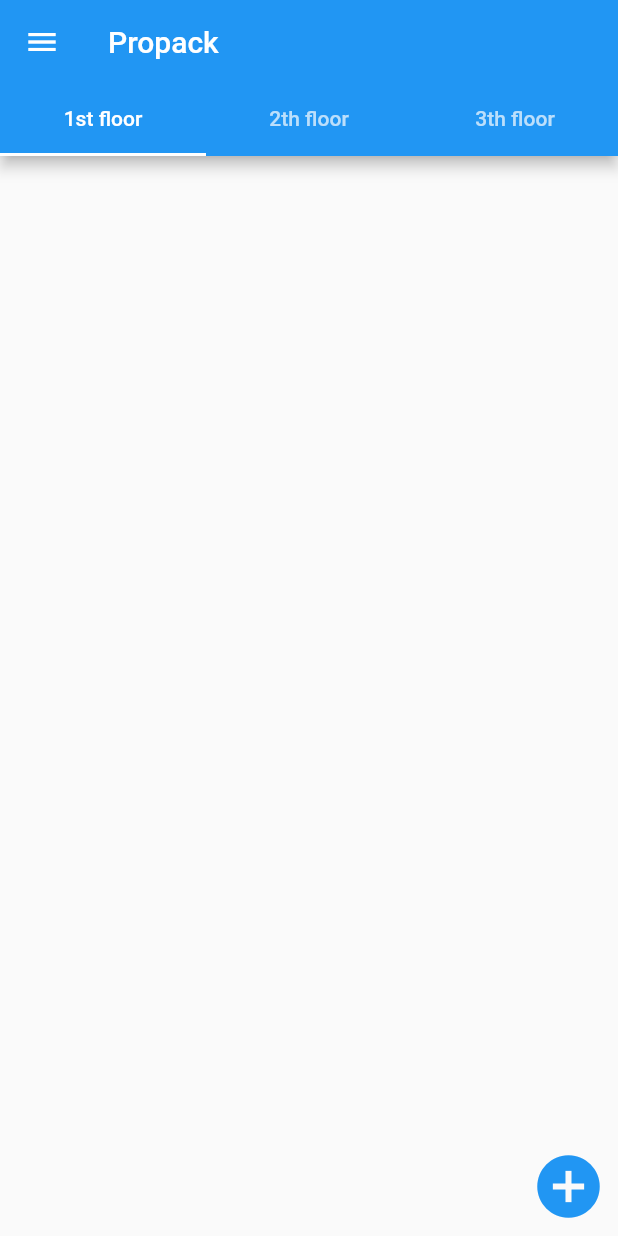
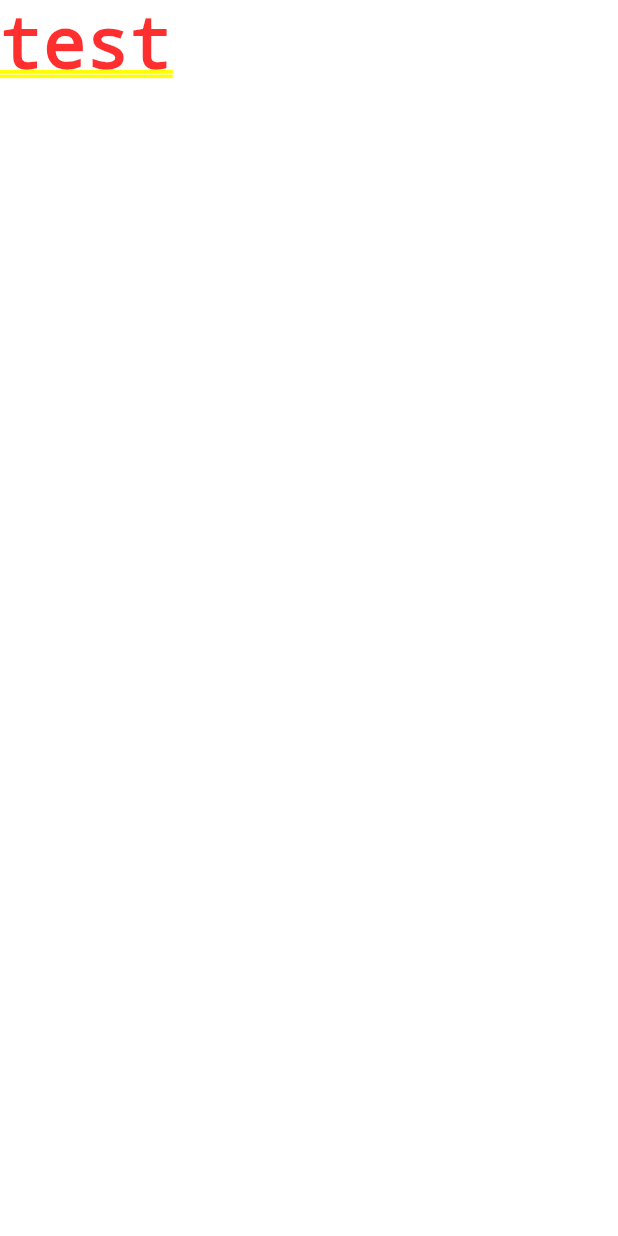
Before and after one commit to lucasguedes778/Propack, a Flutter app: the screen it shows after launch, in the side drawer, after a tap on "Shed 1", on a phone screen of 412 x 824 dp. Run offline on Flutter 3.47's test engine with Material 2 defaults, Android fonts, the phone set to English and light mode, and no system bars; drawn by our look-alikes of reorderables.

Commit message:
Iniciando construção da sidebar.

```diff
--- a/lib/shed.dart
+++ b/lib/shed.dart
@@ -11,6 +11,7 @@ class Shed extends StatefulWidget {
   FloorBoxesAmount boxesAmount = new FloorBoxesAmount(0, 0, 0);
   var clients = new List<List<ClientData>>.generate(3, (i)=> new List<ClientData>());
   var tiles = new List<List<Widget>>.generate(3, (i) => new List<Widget>());
+  int shedIndex = 1;
 
   @override
   _ShedState createState() => _ShedState();
@@ -110,10 +111,11 @@ class _ShedState extends State<Shed> {
                     ],
                   ),
                   onTap: () {
-                    // Update the state of the app
-                    // ...
-                    // Then close the drawer
-                    Navigator.pop(context);
+                    Navigator.pushReplacement(
+                      context,
+                      MaterialPageRoute(builder: (context) => Text("test")),
+                    );
+
                   },
                 ),
                 ListTile(
```
